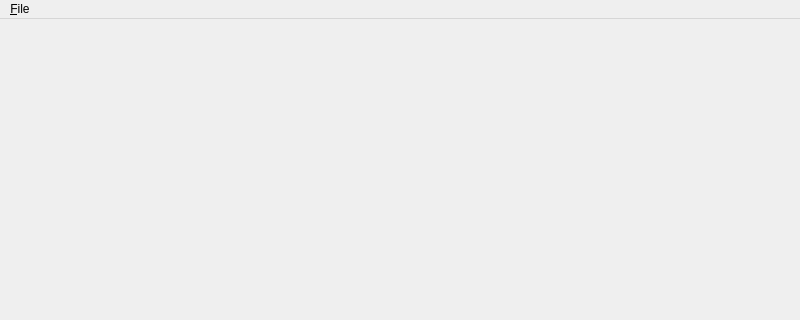
pkoshevoy/aeyae, file apprenticevideo/yaeMainWindow.ui: the form before one commit; both pictures show x 0 to 800 and y 0 to 320 of the 800 by 600 pixel window.
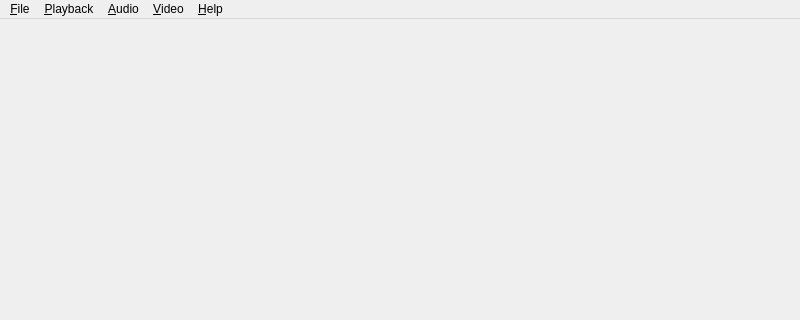
The form after the commit.

```diff
--- a/apprenticevideo/yaeMainWindow.ui
+++ b/apprenticevideo/yaeMainWindow.ui
@@ -23,14 +23,53 @@
      <height>22</height>
     </rect>
    </property>
-   <widget class="QMenu" name="menu_File">
+   <widget class="QMenu" name="menuFile">
     <property name="title">
      <string>&amp;File</string>
     </property>
     <addaction name="actionOpen"/>
     <addaction name="actionExit"/>
    </widget>
-   <addaction name="menu_File"/>
+   <widget class="QMenu" name="menuPlayback">
+    <property name="title">
+     <string>&amp;Playback</string>
+    </property>
+    <widget class="QMenu" name="menuOverride_Aspect_Ratio">
+     <property name="title">
+      <string>Aspect Ratio</string>
+     </property>
+     <addaction name="actionAspectRatioAuto"/>
+     <addaction name="actionAspectRatio1_33"/>
+     <addaction name="actionAspectRatio1_78"/>
+     <addaction name="actionAspectRatio1_85"/>
+     <addaction name="actionAspectRatio2_35"/>
+    </widget>
+    <addaction name="menuOverride_Aspect_Ratio"/>
+    <addaction name="actionShrinkWrap"/>
+    <addaction name="actionFullScreen"/>
+    <addaction name="actionColorConverter"/>
+   </widget>
+   <widget class="QMenu" name="menuAudio">
+    <property name="title">
+     <string>&amp;Audio</string>
+    </property>
+   </widget>
+   <widget class="QMenu" name="menuVideo">
+    <property name="title">
+     <string>&amp;Video</string>
+    </property>
+   </widget>
+   <widget class="QMenu" name="menuHelp">
+    <property name="title">
+     <string>&amp;Help</string>
+    </property>
+    <addaction name="actionAbout"/>
+   </widget>
+   <addaction name="menuFile"/>
+   <addaction name="menuPlayback"/>
+   <addaction name="menuAudio"/>
+   <addaction name="menuVideo"/>
+   <addaction name="menuHelp"/>
   </widget>
   <action name="actionOpen">
    <property name="text">
```
Left out of the diff: 94 changed lines with no effect on the pictures.
